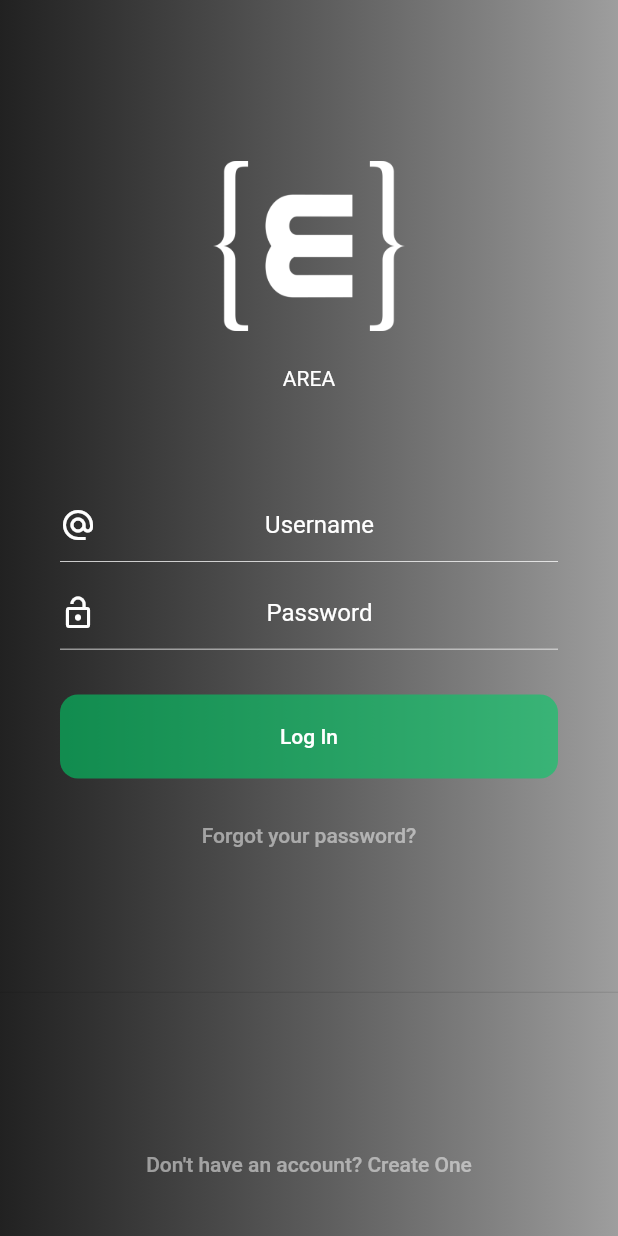
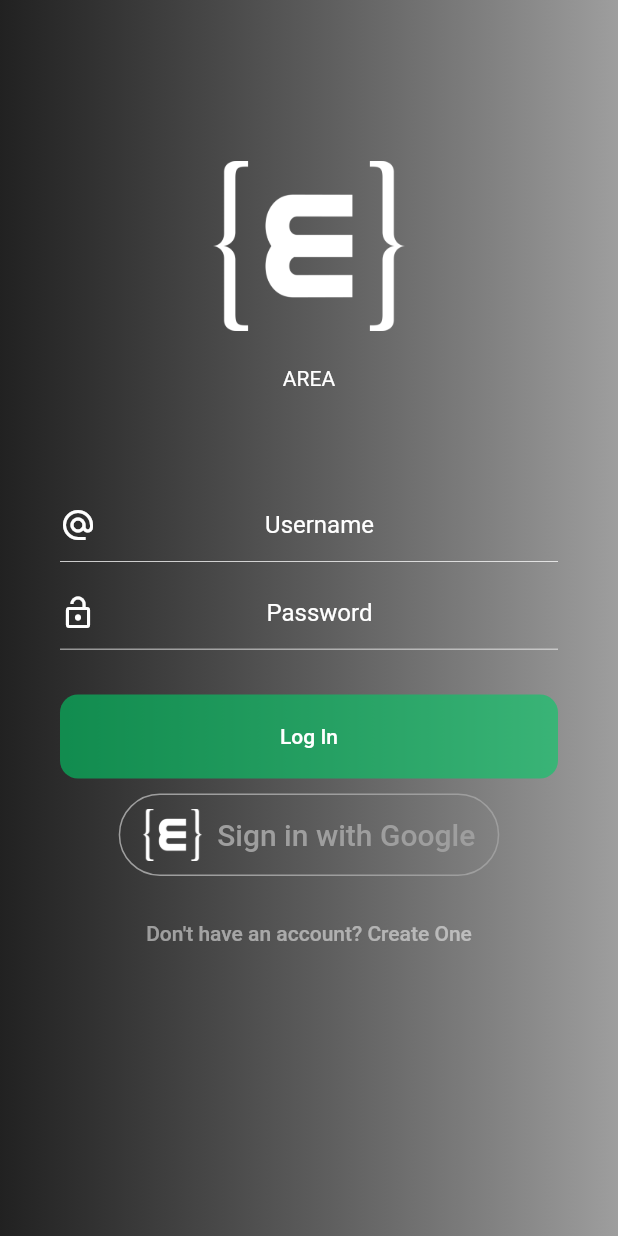
Before and after one commit to Martouche/Area, a Flutter app: the screen it shows after launch, on a phone screen of 412 x 824 dp. Run offline on Flutter 3.47's test engine with Material 2 defaults, Android fonts, the phone set to English and light mode, and no system bars; our stand-ins replace awesome_dialog, firebase_auth, google_sign_in; accounts and stored records are empty.

Commit message:
Add google auth but is a little bit éclaté

```diff
--- a/mobile/lib/Page/Login/Form.dart
+++ b/mobile/lib/Page/Login/form.dart
@@ -2,6 +2,9 @@
 
 import 'package:flutter/material.dart';
 import 'package:flutter/widgets.dart';
+import 'package:firebase_auth/firebase_auth.dart';
+import 'package:mobile/Page/Login/sign_in.dart';
+
 
 class LoginScreen extends StatelessWidget {
   Color backgroundColor1 = Colors.black87;
@@ -16,12 +19,17 @@
       decoration: new BoxDecoration(
         gradient: new LinearGradient(
           begin: Alignment.centerLeft,
-          end: new Alignment(1.0, 0.0), // 10% of the width, so there are ten blinds.
-          colors: [this.backgroundColor1, this.backgroundColor2], // whitish to gray
+          end: new Alignment(1.0, 0.0),
+          // 10% of the width, so there are ten blinds.
+          colors: [this.backgroundColor1, this.backgroundColor2],
+          // whitish to gray
           tileMode: TileMode.repeated, // repeats the gradient over the canvas
         ),
       ),
-      height: MediaQuery.of(context).size.height,
+      height: MediaQuery
+          .of(context)
+          .size
+          .height,
       child: Column(
         children: <Widget>[
           Container(
@@ -33,7 +41,7 @@
                     height: 128.0,
                     width: 128.0,
                     decoration: BoxDecoration(
-                      image: DecorationImage(image: this.logo)
+                        image: DecorationImage(image: this.logo)
                     ),
                   ),
                   new Padding(
@@ -47,8 +55,11 @@
               ),
             ),
           ),
-          new Container(
-            width: MediaQuery.of(context).size.width,
+          Container(
+            width: MediaQuery
+                .of(context)
+                .size
+                .width,
             margin: const EdgeInsets.only(left: 40.0, right: 40.0),
             alignment: Alignment.center,
             decoration: BoxDecoration(
@@ -85,8 +96,11 @@
               ],
             ),
           ),
-          new Container(
-            width: MediaQuery.of(context).size.width,
+          Container(
+            width: MediaQuery
+                .of(context)
+                .size
+                .width,
             margin: const EdgeInsets.only(left: 40.0, right: 40.0, top: 10.0),
             alignment: Alignment.center,
             decoration: BoxDecoration(
@@ -124,8 +138,11 @@
               ],
             ),
           ),
-          new Container(
-            width: MediaQuery.of(context).size.width,
+          Container(
+            width: MediaQuery
+                .of(context)
+                .size
+                .width,
             margin: const EdgeInsets.only(left: 40.0, right: 40.0, top: 30.0),
             alignment: Alignment.center,
             child: new Row(
@@ -133,12 +150,12 @@
                 new Expanded(
                   child: new FlatButton(
                     shape: RoundedRectangleBorder(
-                      borderRadius: BorderRadius.circular(12.0)
+                        borderRadius: BorderRadius.circular(12.0)
                     ),
                     padding: const EdgeInsets.symmetric(
                         vertical: 20.0, horizontal: 20.0),
                     color: this.highlightColor,
-                    onPressed: () => Navigator.pushReplacementNamed(context, '/home'),
+                    onPressed: () {},
                     child: Text(
                       "Log In",
                       style: TextStyle(color: this.foregroundColor),
@@ -148,34 +165,22 @@
               ],
             ),
           ),
-
-          new Container(
-            width: MediaQuery.of(context).size.width,
+          Container(
+            width: MediaQuery
+                .of(context)
+                .size
+                .width,
             margin: const EdgeInsets.only(left: 40.0, right: 40.0, top: 10.0),
             alignment: Alignment.center,
-            child: new Row(
-              children: <Widget>[
-                new Expanded(
-                  child: new FlatButton(
-                    padding: const EdgeInsets.symmetric(
-                        vertical: 20.0, horizontal: 20.0),
-                    color: Colors.transparent,
-                    onPressed: () => {},
-                    child: Text(
-                      "Forgot your password?",
-                      style: TextStyle(color: this.foregroundColor.withOpacity(0.5)),
-                    ),
-                  ),
-                ),
-              ],
-            ),
+            child: _signInButton(context),
           ),
-
-          new Expanded(child: Divider(),),
-
-          new Container(
-            width: MediaQuery.of(context).size.width,
-            margin: const EdgeInsets.only(left: 40.0, right: 40.0, top: 10.0, bottom: 20.0),
+          Container(
+            width: MediaQuery
+                .of(context)
+                .size
+                .width,
+            margin: const EdgeInsets.only(
+                left: 40.0, right: 40.0, top: 10.0, bottom: 20.0),
             alignment: Alignment.center,
             child: new Row(
               children: <Widget>[
@@ -187,7 +192,8 @@
                     onPressed: () => {},
                     child: Text(
                       "Don't have an account? Create One",
-                      style: TextStyle(color: this.foregroundColor.withOpacity(0.5)),
+                      style: TextStyle(
+                          color: this.foregroundColor.withOpacity(0.5)),
                     ),
                   ),
                 ),
@@ -198,4 +204,38 @@
       ),
     );
   }
+
+  Widget _signInButton(context) {
+    return OutlineButton(
+      splashColor: Colors.grey,
+      onPressed: () {
+        signInWithGoogle().whenComplete(() {
+          Navigator.of(context).pushReplacementNamed('/home');
+        });
+      },
+      shape: RoundedRectangleBorder(borderRadius: BorderRadius.circular(40)),
+      highlightElevation: 0,
+      borderSide: BorderSide(color: Colors.grey),
+      child: Padding(
+        padding: const EdgeInsets.fromLTRB(0, 10, 0, 10),
+        child: Row(
+          mainAxisSize: MainAxisSize.min,
+          mainAxisAlignment: MainAxisAlignment.center,
+          children: <Widget>[
+            Image(image: AssetImage("assets/logo.png"), height: 35.0),
+            Padding(
+              padding: const EdgeInsets.only(left: 10),
+              child: Text(
+                'Sign in with Google',
+                style: TextStyle(
+                  fontSize: 20,
+                  color: Colors.grey,
+                ),
+              ),
+            )
+          ],
+        ),
+      ),
+    );
+  }
 }
--- /dev/null
+++ b/mobile/lib/Page/Login/sign_in.dart
@@ -0,0 +1,33 @@
+import 'package:firebase_auth/firebase_auth.dart';
+import 'package:google_sign_in/google_sign_in.dart';
+
+final FirebaseAuth _auth = FirebaseAuth.instance;
+final GoogleSignIn googleSignIn = GoogleSignIn();
+
+Future<String> signInWithGoogle() async {
+  final GoogleSignInAccount googleSignInAccount = await googleSignIn.signIn();
+  final GoogleSignInAuthentication googleSignInAuthentication =
+  await googleSignInAccount.authentication;
+
+  final AuthCredential credential = GoogleAuthProvider.getCredential(
+    accessToken: googleSignInAuthentication.accessToken,
+    idToken: googleSignInAuthentication.idToken,
+  );
+
+  final AuthResult authResult = await _auth.signInWithCredential(credential);
+  final FirebaseUser user = authResult.user;
+
+  assert(!user.isAnonymous);
+  assert(await user.getIdToken() != null);
+
+  final FirebaseUser currentUser = await _auth.currentUser();
+  assert(user.uid == currentUser.uid);
+
+  return 'signInWithGoogle succeeded: $user';
+}
+
+void signOutGoogle() async{
+  await googleSignIn.signOut();
+
+  print("User Sign Out");
+}
--- a/mobile/pubspec.yaml
+++ b/mobile/pubspec.yaml
@@ -25,6 +25,8 @@
   cupertino_icons: ^0.1.2
   http: ^0.12.0+4
   awesome_dialog: ^0.1.1
+  firebase_auth: ^0.15.4
+  google_sign_in: ^4.1.1
 
 dev_dependencies:
   flutter_test:
```
Also changed, not shown: mobile/pubspec.lock, 4 other files.
